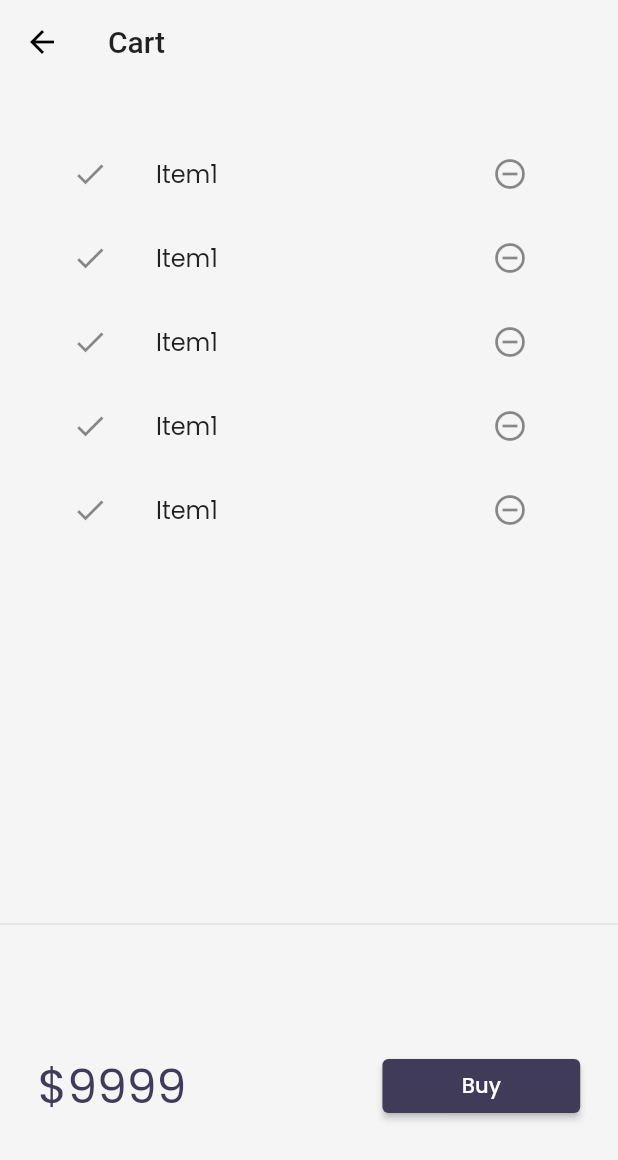
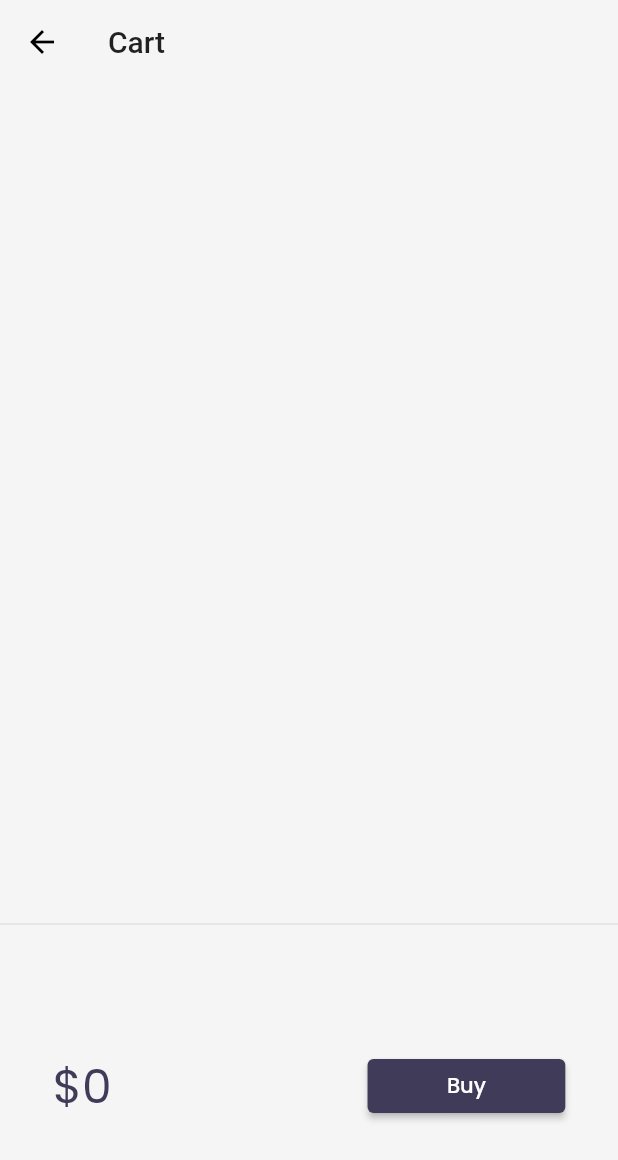
Before and after one commit to sheetal777-glitch/30days-of-flutter-catalog-app, a Flutter app: the screen it shows after launch, after a tap on an icon or button, on a phone screen of 412 x 824 dp. Shown: the top 1160 px of the screen. Run offline on Flutter 3.47's test engine with Material 2 defaults, Android fonts, the phone set to English and light mode, and no system bars; our stand-ins replace google_fonts, velocity_x; network calls fail.

Commit message:
day24 completed

```diff
--- a/lib/models/cart.dart
+++ b/lib/models/cart.dart
@@ -1,6 +1,10 @@
 import 'package:catalog_app/models/catalog.dart';
 
 class CartModel {
+  //Creating singleton
+  static final cartModel = CartModel._internal();
+  CartModel._internal();
+  factory CartModel() => cartModel;
   //catalog field
   CatalogModel? _catalog;
 
--- a/lib/models/catalog.dart
+++ b/lib/models/catalog.dart
@@ -91,6 +91,11 @@ class Item {
 }
 
 class CatalogModel {
+  static final catModel = CatalogModel._internal();
+  CatalogModel._internal();
+
+  factory CatalogModel() => catModel;
+
   static List<Item> items = [];
 
   //Get Item by ID
--- a/lib/pages/cart_page.dart
+++ b/lib/pages/cart_page.dart
@@ -1,3 +1,4 @@
+import 'package:catalog_app/models/cart.dart';
 import 'package:catalog_app/widgets/themes.dart';
 import 'package:flutter/material.dart';
 import 'package:velocity_x/velocity_x.dart';
@@ -23,6 +24,7 @@ class CartPage extends StatelessWidget {
 }
 
 class _CartTotal extends StatelessWidget {
+  final _cart = CartModel();
   @override
   Widget build(BuildContext context) {
     return SizedBox(
@@ -30,7 +32,11 @@ class _CartTotal extends StatelessWidget {
       child: Row(
         mainAxisAlignment: MainAxisAlignment.spaceAround,
         children: [
-          "\$9999".text.xl4.color(context.theme.accentColor).make(),
+          "\$${_cart.totalPrice}"
+              .text
+              .xl4
+              .color(context.theme.accentColor)
+              .make(),
           30.widthBox,
           ElevatedButton(
                   style: ButtonStyle(
@@ -54,17 +60,18 @@ class _CartList extends StatefulWidget {
 }
 
 class __CartListState extends State<_CartList> {
+  final _cart = CartModel();
   @override
   Widget build(BuildContext context) {
     return ListView.builder(
-      itemCount: 5,
+      itemCount: _cart.items.length,
       itemBuilder: (context, index) => ListTile(
           leading: Icon(Icons.done),
           trailing: IconButton(
             onPressed: () {},
             icon: Icon(Icons.remove_circle_outline),
           ),
-          title: "Item1".text.make()),
+          title: _cart.items[index].name!.text.make()),
     );
   }
 }
--- a/lib/widgets/home_widgets/catalog_list.dart
+++ b/lib/widgets/home_widgets/catalog_list.dart
@@ -1,3 +1,4 @@
+import 'package:catalog_app/models/cart.dart';
 import 'package:catalog_app/models/catalog.dart';
 import 'package:catalog_app/pages/home_detail_page.dart';
 import 'package:catalog_app/widgets/themes.dart';
@@ -18,8 +19,7 @@ class CatalogList extends StatelessWidget {
             Navigator.push(
               context,
               MaterialPageRoute(
-                builder: (_) =>
-                    HomeDetailPage(catalog: catalog),
+                builder: (_) => HomeDetailPage(catalog: catalog),
               ),
             );
           },
@@ -56,14 +56,8 @@ class CatalogItem extends StatelessWidget {
                 alignment: MainAxisAlignment.spaceBetween,
                 children: [
                   "\$${catalog.price!}".text.xl.bold.make(),
-                  ElevatedButton(
-                    onPressed: () {},
-                    child: "Add to cart".text.make(),
-                    style: ButtonStyle(
-                      backgroundColor:
-                          MaterialStateProperty.all(context.theme.buttonColor),
-                      shape: MaterialStateProperty.all(StadiumBorder()),
-                    ),
+                  _AddToCart(
+                    catalog: catalog,
                   )
                 ],
               ).pOnly(right: 8.0)
@@ -74,3 +68,35 @@ class CatalogItem extends StatelessWidget {
     ).color(context.cardColor).rounded.square(150).make().py16();
   }
 }
+
+class _AddToCart extends StatefulWidget {
+  final Item? catalog;
+
+  const _AddToCart({Key? key, this.catalog}) : super(key: key);
+  @override
+  __AddToCartState createState() => __AddToCartState();
+}
+
+class __AddToCartState extends State<_AddToCart> {
+  bool isAdded = false;
+
+  @override
+  Widget build(BuildContext context) {
+    return ElevatedButton(
+      onPressed: () {
+        isAdded = isAdded.toggle();
+        final _catalog = CatalogModel();
+        final _cart = CartModel();
+        _cart.catalog = _catalog;
+        _cart.add(widget.catalog!);
+
+        setState(() {});
+      },
+      child: isAdded ? Icon(Icons.done) : "Add to cart".text.make(),
+      style: ButtonStyle(
+        backgroundColor: MaterialStateProperty.all(context.theme.buttonColor),
+        shape: MaterialStateProperty.all(StadiumBorder()),
+      ),
+    );
+  }
+}
```
